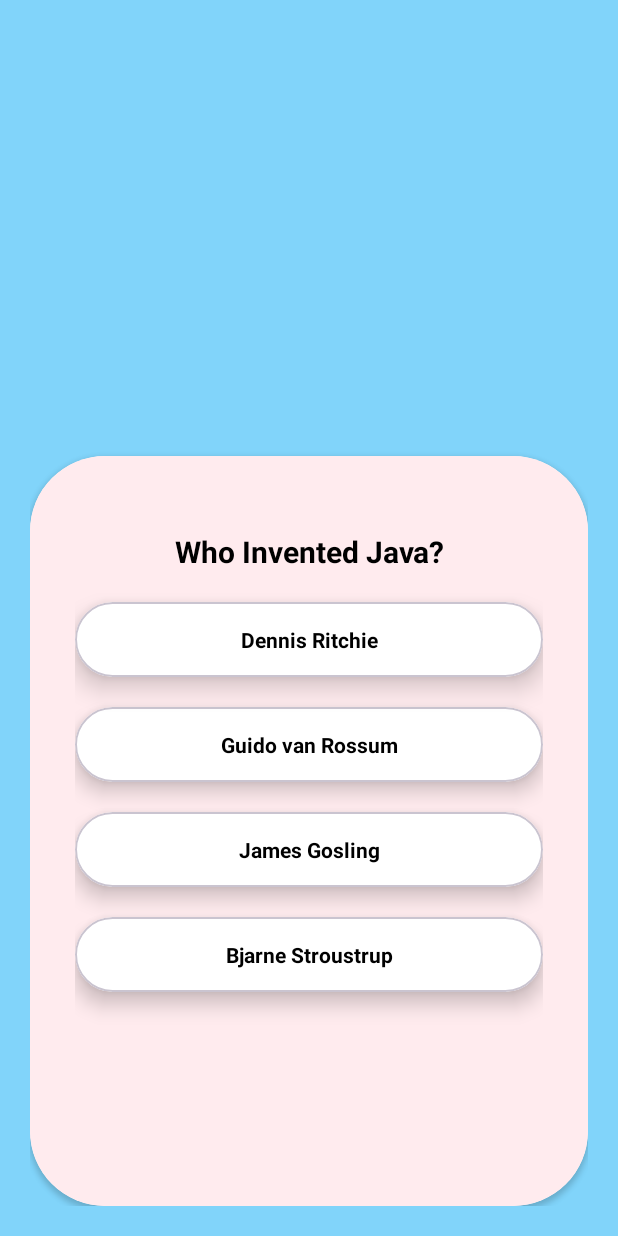
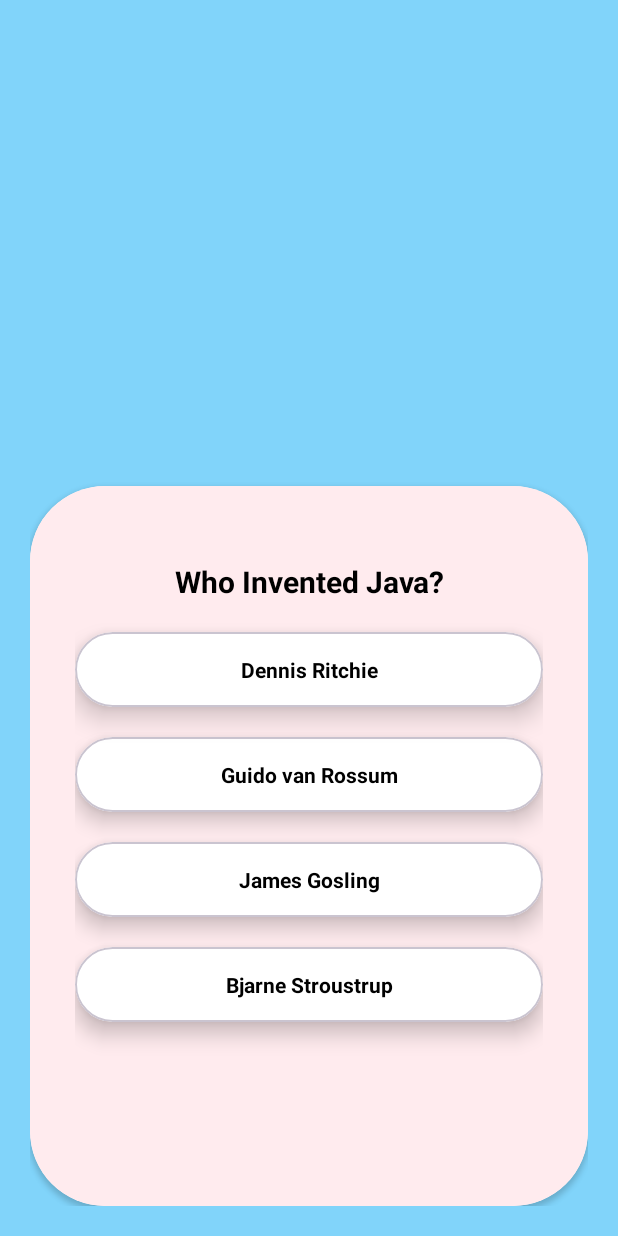
Before and after one commit to Coding-Champp/CodingChamp, an Android app: the screen it shows after launch (MainActivity), on a phone screen of 412 x 824 dp. Run offline under Robolectric (Android 15) with nearby library versions, the phone set to English and light mode, and no system bars.

Commit message:
1st Commit

```diff
--- a/app/src/main/res/layout/activity_main.xml
+++ b/app/src/main/res/layout/activity_main.xml
@@ -13,8 +13,7 @@
 <androidx.cardview.widget.CardView
     android:layout_width="match_parent"
     app:cardCornerRadius="50dp"
-
-    android:layout_height="500dp"
+    android:layout_height="480dp"
     android:layout_alignParentBottom="true"
 
     >
```
